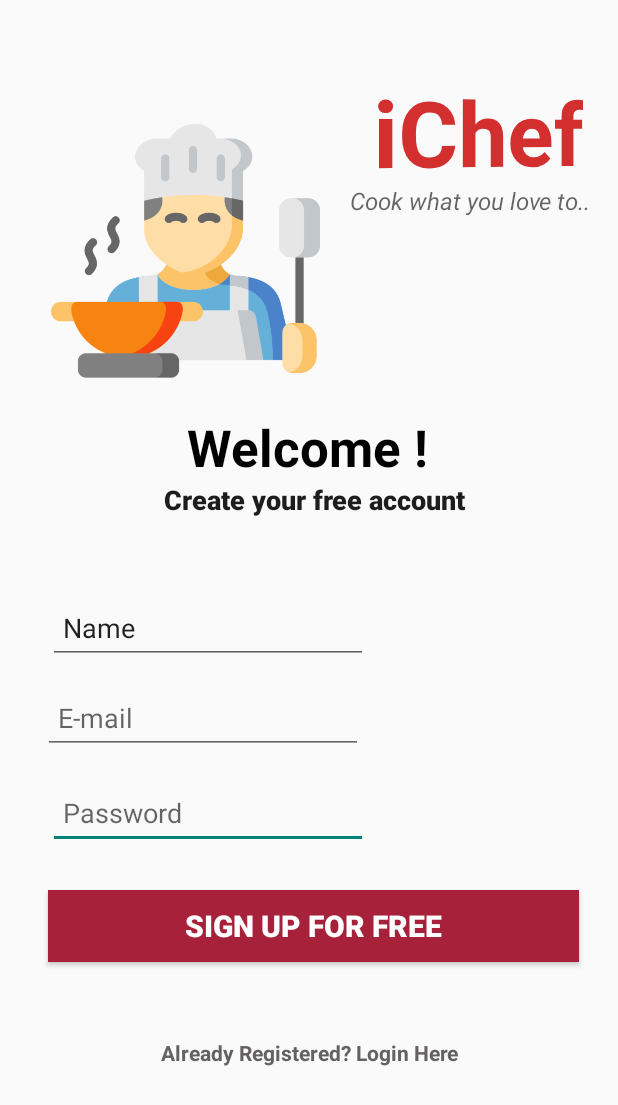
After one commit to chearuno/CookNow, an Android app: the UserRegistration screen opened directly, with no data from a screen before it, on a phone screen of 412 x 824 dp. The commit adds this screen. Shown: the top 1105 px of the screen. Run offline under Robolectric (Android 15) with nearby library versions, the phone set to English and light mode, and no system bars.

Commit message:
feat_userLogin&Reg_V1

```diff
--- /dev/null
+++ b/app/src/main/java/com/msc/app/cook/UserRegistration.java
@@ -0,0 +1,14 @@
+package com.msc.app.cook;
+
+import androidx.appcompat.app.AppCompatActivity;
+
+import android.os.Bundle;
+
+public class UserRegistration extends AppCompatActivity {
+
+    @Override
+    protected void onCreate(Bundle savedInstanceState) {
+        super.onCreate(savedInstanceState);
+        setContentView(R.layout.activity_user_registration);
+    }
+}
--- /dev/null
+++ b/app/src/main/res/layout/activity_user_registration.xml
@@ -0,0 +1,190 @@
+<?xml version="1.0" encoding="utf-8"?>
+<androidx.constraintlayout.widget.ConstraintLayout xmlns:android="http://schemas.android.com/apk/res/android"
+    xmlns:app="http://schemas.android.com/apk/res-auto"
+    xmlns:tools="http://schemas.android.com/tools"
+    android:layout_width="match_parent"
+    android:layout_height="match_parent"
+    tools:context=".UserRegistration">
+
+    <ImageView
+        android:id="@+id/imageView4"
+        android:layout_width="179dp"
+        android:layout_height="208dp"
+        android:layout_marginStart="32dp"
+        android:layout_marginTop="67dp"
+        android:layout_marginEnd="18dp"
+        android:layout_marginBottom="8dp"
+        app:layout_constraintBottom_toTopOf="@+id/textView5"
+        app:layout_constraintEnd_toStartOf="@+id/textView2"
+        app:layout_constraintStart_toStartOf="parent"
+        app:layout_constraintTop_toTopOf="parent"
+        app:srcCompat="@drawable/cooking" />
+
+    <TextView
+        android:id="@+id/textView7"
+        android:layout_width="wrap_content"
+        android:layout_height="wrap_content"
+        android:fontFamily="sans-serif"
+        android:lineSpacingExtra="8sp"
+        android:rotationY="11"
+        android:text="iChef"
+        android:textAlignment="center"
+        android:textAppearance="@style/TextAppearance.AppCompat.Display1"
+        android:textColor="#D32F2F"
+        android:textSize="60sp"
+        android:textStyle="bold"
+        app:layout_constraintBottom_toBottomOf="parent"
+        app:layout_constraintEnd_toEndOf="parent"
+        app:layout_constraintHorizontal_bias="0.929"
+        app:layout_constraintStart_toStartOf="parent"
+        app:layout_constraintTop_toTopOf="parent"
+        app:layout_constraintVertical_bias="0.064" />
+
+    <TextView
+        android:id="@+id/textView2"
+        android:layout_width="wrap_content"
+        android:layout_height="wrap_content"
+        android:text="Cook what you love to.."
+        android:textAppearance="@style/TextAppearance.AppCompat.Display1"
+        android:textSize="16sp"
+        android:textStyle="italic"
+        app:layout_constraintBottom_toBottomOf="parent"
+        app:layout_constraintEnd_toEndOf="parent"
+        app:layout_constraintHorizontal_bias="0.928"
+        app:layout_constraintStart_toStartOf="parent"
+        app:layout_constraintTop_toTopOf="parent"
+        app:layout_constraintVertical_bias="0.153" />
+
+    <androidx.constraintlayout.widget.Guideline
+        android:id="@+id/guideline2"
+        android:layout_width="wrap_content"
+        android:layout_height="wrap_content"
+        android:orientation="vertical"
+        app:layout_constraintGuide_begin="20dp" />
+
+    <TextView
+        android:id="@+id/textView3"
+        android:layout_width="267dp"
+        android:layout_height="46dp"
+        android:layout_marginStart="76dp"
+        android:layout_marginTop="176dp"
+        android:layout_marginEnd="52dp"
+        android:fontFamily="sans-serif-black"
+        android:lineSpacingExtra="16sp"
+        android:text="Create your free account"
+        android:textAlignment="center"
+        android:textAppearance="@style/TextAppearance.AppCompat.Display4"
+        android:textColor="#1D1D1D"
+        android:textSize="18sp"
+        android:typeface="serif"
+        app:layout_constraintEnd_toEndOf="parent"
+        app:layout_constraintHorizontal_bias="0.0"
+        app:layout_constraintStart_toStartOf="parent"
+        app:layout_constraintTop_toBottomOf="@+id/textView2" />
+
+    <TextView
+        android:id="@+id/textView4"
+        android:layout_width="wrap_content"
+        android:layout_height="wrap_content"
+        android:layout_marginStart="108dp"
+        android:layout_marginTop="2dp"
+        android:layout_marginEnd="107dp"
+        android:layout_marginBottom="64dp"
+        android:text="Already Registered? Login Here"
+        android:textColor="#646161"
+        android:textStyle="bold"
+        app:layout_constraintBottom_toBottomOf="parent"
+        app:layout_constraintEnd_toEndOf="parent"
+        app:layout_constraintHorizontal_bias="0.6"
+        app:layout_constraintStart_toStartOf="parent"
+        app:layout_constraintTop_toBottomOf="@+id/registerBtn" />
+
+    <Button
+        android:id="@+id/registerBtn"
+        android:layout_width="354dp"
+        android:layout_height="48dp"
+        android:layout_marginStart="32dp"
+        android:layout_marginTop="27dp"
+        android:layout_marginEnd="25dp"
+        android:layout_marginBottom="61dp"
+        android:background="@color/colorPinkDark"
+        android:fontFamily="sans-serif-black"
+        android:text="SIGN UP FOR FREE"
+        android:textAppearance="@style/SemiBold"
+        android:textColor="#FFFFFF"
+        android:textSize="20sp"
+        app:layout_constraintBottom_toBottomOf="parent"
+        app:layout_constraintEnd_toEndOf="parent"
+        app:layout_constraintHorizontal_bias="0.0"
+        app:layout_constraintStart_toStartOf="parent"
+        app:layout_constraintTop_toBottomOf="@+id/editPassword"
+        app:layout_constraintVertical_bias="0.0" />
+
+    <EditText
+        android:id="@+id/editPassword"
+        android:layout_width="wrap_content"
+        android:layout_height="wrap_content"
+        android:layout_marginStart="32dp"
+        android:layout_marginTop="15dp"
+        android:layout_marginEnd="169dp"
+        android:ems="10"
+        android:hint="Password"
+        android:inputType="textPassword"
+        android:minHeight="48dp"
+        android:padding="10dp"
+        android:textColor="#000000"
+        app:layout_constraintEnd_toEndOf="parent"
+        app:layout_constraintHorizontal_bias="0.0"
+        app:layout_constraintStart_toStartOf="parent"
+        app:layout_constraintTop_toBottomOf="@+id/editEmailAddress" />
+
+    <EditText
+        android:id="@+id/editEmailAddress"
+        android:layout_width="wrap_content"
+        android:layout_height="wrap_content"
+        android:layout_marginStart="31dp"
+        android:layout_marginTop="12dp"
+        android:layout_marginEnd="170dp"
+        android:layout_marginBottom="15dp"
+        android:ems="10"
+        android:hint="E-mail"
+        android:inputType="textEmailAddress"
+        android:minHeight="48dp"
+        android:padding="10dp"
+        app:layout_constraintBottom_toTopOf="@+id/editPassword"
+        app:layout_constraintEnd_toEndOf="parent"
+        app:layout_constraintHorizontal_bias="1.0"
+        app:layout_constraintStart_toStartOf="parent"
+        app:layout_constraintTop_toBottomOf="@+id/editPersonName" />
+
+    <EditText
+        android:id="@+id/editPersonName"
+        android:layout_width="wrap_content"
+        android:layout_height="wrap_content"
+        android:layout_marginStart="32dp"
+        android:layout_marginTop="28dp"
+        android:layout_marginEnd="169dp"
+        android:ems="10"
+        android:inputType="textPersonName"
+        android:minHeight="48dp"
+        android:padding="10dp"
+        android:text="Name"
+        app:layout_constraintEnd_toEndOf="parent"
+        app:layout_constraintHorizontal_bias="0.0"
+        app:layout_constraintStart_toStartOf="parent"
+        app:layout_constraintTop_toBottomOf="@+id/textView3" />
+
+    <TextView
+        android:id="@+id/textView5"
+        android:layout_width="wrap_content"
+        android:layout_height="wrap_content"
+        android:layout_marginStart="126dp"
+        android:layout_marginEnd="127dp"
+        android:text="Welcome !"
+        android:textColor="#000000"
+        android:textSize="34sp"
+        android:textStyle="bold"
+        app:layout_constraintBottom_toTopOf="@+id/textView3"
+        app:layout_constraintEnd_toEndOf="parent"
+        app:layout_constraintStart_toStartOf="parent" />
+</androidx.constraintlayout.widget.ConstraintLayout>
--- a/app/src/main/res/values/themes.xml
+++ b/app/src/main/res/values/themes.xml
@@ -1,6 +1,6 @@
 <resources xmlns:tools="http://schemas.android.com/tools">
     <!-- Base application theme. -->
-    <style name="Theme.Cook" parent="Theme.MaterialComponents.DayNight.DarkActionBar">
+    <style name="Theme.Cook" parent="Theme.AppCompat.Light.NoActionBar">
         <!-- Primary brand color. -->
         <item name="colorPrimary">@color/purple_500</item>
         <item name="colorPrimaryVariant">@color/purple_700</item>
```
Also changed, not shown: app/src/main/AndroidManifest.xml (+10 -4 lines), app/src/main/java/com/msc/app/cook/UserLogin.java (added, +14 -0 lines), app/src/main/res/layout/activity_user_login.xml (added, +155 -0 lines), app/src/main/res/drawable/cooking.png (added).
